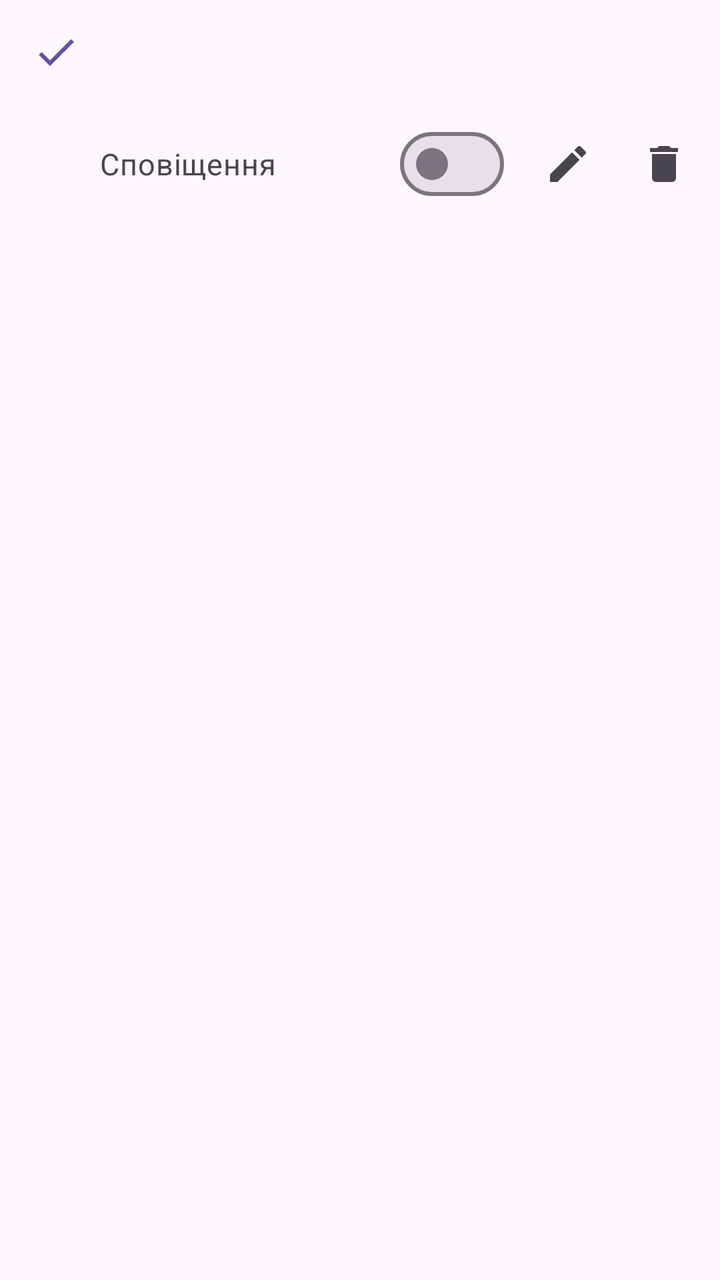
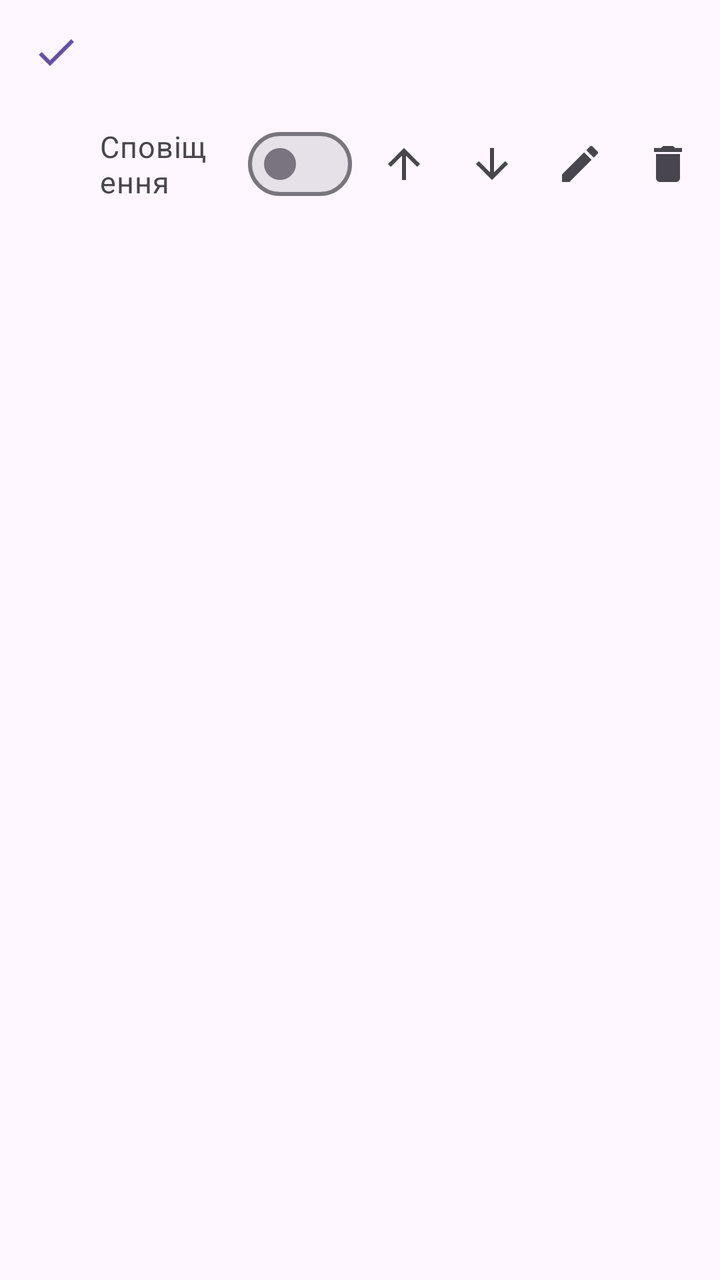

Screens rendered from an Android XML layout before and after an edit, with the pre-edit source and the edit as a unified diff.
<!-- AndroidManifest.xml: application theme AppTheme -->
<!-- res/layout/item_address.xml -->
<?xml version="1.0" encoding="utf-8"?>
<LinearLayout xmlns:android="http://schemas.android.com/apk/res/android"
    android:layout_width="match_parent"
    android:layout_height="wrap_content"
    android:background="?attr/selectableItemBackground"
    android:orientation="vertical"
    android:paddingStart="16dp"
    android:paddingTop="12dp"
    android:paddingEnd="4dp"
    android:paddingBottom="4dp">

    
    <LinearLayout
        android:layout_width="match_parent"
        android:layout_height="wrap_content"
        android:orientation="horizontal">

        <ImageView
            android:id="@+id/a_check"
            android:layout_width="24dp"
            android:layout_height="24dp"
            android:layout_marginTop="2dp"
            android:layout_marginEnd="10dp"
            android:contentDescription="Показано на головному екрані"
            android:src="@drawable/ic_check"
            android:tint="?attr/colorPrimary" />

        <LinearLayout
            android:layout_width="0dp"
            android:layout_height="wrap_content"
            android:layout_marginEnd="12dp"
            android:layout_weight="1"
            android:orientation="vertical">

            <TextView
                android:id="@+id/a_title"
                android:layout_width="match_parent"
                android:layout_height="wrap_content"
                android:fontFamily="sans-serif-medium"
                android:textColor="?attr/colorOnSurface"
                android:textSize="19sp" />

            <TextView
                android:id="@+id/a_sub"
                android:layout_width="match_parent"
                android:layout_height="wrap_content"
                android:textColor="?attr/colorOnSurfaceVariant"
                android:textSize="15sp" />
        </LinearLayout>
    </LinearLayout>

    
    <LinearLayout
        android:layout_width="match_parent"
        android:layout_height="wrap_content"
        android:gravity="center_vertical"
        android:orientation="horizontal">

        <com.google.android.material.materialswitch.MaterialSwitch
            android:id="@+id/a_notify"
            android:layout_width="0dp"
            android:layout_height="wrap_content"
            android:layout_marginStart="34dp"
            android:layout_weight="1"
            android:minHeight="48dp"
            android:text="Сповіщення"
            android:textColor="?attr/colorOnSurfaceVariant"
            android:textSize="15sp" />

        <ImageButton
            android:id="@+id/a_edit"
            android:layout_width="48dp"
            android:layout_height="48dp"
            android:layout_marginStart="8dp"
            android:background="?attr/selectableItemBackgroundBorderless"
            android:contentDescription="Редагувати назву й адресу"
            android:src="@drawable/ic_edit"
            android:tint="?attr/colorOnSurfaceVariant" />

        <ImageButton
            android:id="@+id/a_delete"
            android:layout_width="48dp"
            android:layout_height="48dp"
            android:background="?attr/selectableItemBackgroundBorderless"
            android:contentDescription="Видалити адресу"
            android:src="@drawable/ic_delete"
            android:tint="?attr/colorOnSurfaceVariant" />
    </LinearLayout>
</LinearLayout>
<!-- resources referenced by this layout -->
<resources>
  <!-- drawable ic_check (drawable) -->
  <?xml version="1.0" encoding="utf-8"?>
  <vector xmlns:android="http://schemas.android.com/apk/res/android"
      android:width="24dp"
      android:height="24dp"
      android:viewportWidth="24"
      android:viewportHeight="24">
      <path android:fillColor="#FF000000" android:pathData="M9,16.17L4.83,12l-1.42,1.41L9,19 21,7l-1.41,-1.41z" />
  </vector>
  <!-- drawable ic_delete (drawable) -->
  <?xml version="1.0" encoding="utf-8"?>
  <vector xmlns:android="http://schemas.android.com/apk/res/android"
      android:width="24dp"
      android:height="24dp"
      android:viewportWidth="24"
      android:viewportHeight="24">
      <path android:fillColor="#FF000000" android:pathData="M6,19c0,1.1 0.9,2 2,2h8c1.1,0 2,-0.9 2,-2V7H6v12zM19,4h-3.5l-1,-1h-5l-1,1H5v2h14V4z" />
  </vector>
  <!-- drawable ic_edit (drawable) -->
  <?xml version="1.0" encoding="utf-8"?>
  <vector xmlns:android="http://schemas.android.com/apk/res/android"
      android:width="24dp"
      android:height="24dp"
      android:viewportWidth="24"
      android:viewportHeight="24">
      <path android:fillColor="#FF000000" android:pathData="M3,17.25V21h3.75L17.81,9.94l-3.75,-3.75L3,17.25zM20.71,7.04c0.39,-0.39 0.39,-1.02 0,-1.41l-2.34,-2.34c-0.39,-0.39 -1.02,-0.39 -1.41,0l-1.83,1.83 3.75,3.75 1.83,-1.83z" />
  </vector>
  <style name="AppTheme" parent="Theme.Material3.DayNight.NoActionBar">
          <item name="android:statusBarColor">?attr/colorSurface</item>
          <item name="android:windowLightStatusBar">@bool/light_bars</item>
      </style>
</resources>

<!-- the commit's change to res/layout/item_address.xml (unified diff, before → after) -->
@@ -1,4 +1,5 @@
 <?xml version="1.0" encoding="utf-8"?>
+
 <LinearLayout xmlns:android="http://schemas.android.com/apk/res/android"
     android:layout_width="match_parent"
     android:layout_height="wrap_content"
@@ -61,6 +62,7 @@
             android:layout_width="0dp"
             android:layout_height="wrap_content"
             android:layout_marginStart="34dp"
+            android:layout_marginEnd="4dp"
             android:layout_weight="1"
             android:minHeight="48dp"
             android:text="Сповіщення"
@@ -68,10 +70,27 @@
             android:textSize="15sp" />
 
         <ImageButton
+            android:id="@+id/a_up"
+            android:layout_width="44dp"
+            android:layout_height="48dp"
+            android:background="?attr/selectableItemBackgroundBorderless"
+            android:contentDescription="Перемістити вище"
+            android:src="@drawable/ic_arrow_up"
+            android:tint="?attr/colorOnSurfaceVariant" />
+
+        <ImageButton
+            android:id="@+id/a_down"
+            android:layout_width="44dp"
+            android:layout_height="48dp"
+            android:background="?attr/selectableItemBackgroundBorderless"
+            android:contentDescription="Перемістити нижче"
+            android:src="@drawable/ic_arrow_down"
+            android:tint="?attr/colorOnSurfaceVariant" />
+
+        <ImageButton
             android:id="@+id/a_edit"
-            android:layout_width="48dp"
+            android:layout_width="44dp"
             android:layout_height="48dp"
-            android:layout_marginStart="8dp"
             android:background="?attr/selectableItemBackgroundBorderless"
             android:contentDescription="Редагувати назву й адресу"
             android:src="@drawable/ic_edit"
@@ -79,7 +98,7 @@
 
         <ImageButton
             android:id="@+id/a_delete"
-            android:layout_width="48dp"
+            android:layout_width="44dp"
             android:layout_height="48dp"
             android:background="?attr/selectableItemBackgroundBorderless"
             android:contentDescription="Видалити адресу"
<!-- resource entries referenced after the edit -->
@@ -1,5 +1,23 @@
 <!-- resources referenced by this layout -->
 <resources>
+  <!-- drawable ic_arrow_down (drawable) -->
+  <?xml version="1.0" encoding="utf-8"?>
+  <vector xmlns:android="http://schemas.android.com/apk/res/android"
+      android:width="24dp"
+      android:height="24dp"
+      android:viewportWidth="24"
+      android:viewportHeight="24">
+      <path android:fillColor="#FF000000" android:pathData="M20,12l-1.41,-1.41L13,16.17V4h-2v12.17l-5.58,-5.59L4,12l8,8 8,-8z" />
+  </vector>
+  <!-- drawable ic_arrow_up (drawable) -->
+  <?xml version="1.0" encoding="utf-8"?>
+  <vector xmlns:android="http://schemas.android.com/apk/res/android"
+      android:width="24dp"
+      android:height="24dp"
+      android:viewportWidth="24"
+      android:viewportHeight="24">
+      <path android:fillColor="#FF000000" android:pathData="M4,12l1.41,1.41L11,7.83V20h2V7.83l5.58,5.59L20,12l-8,-8 -8,8z" />
+  </vector>
   <!-- drawable ic_check (drawable) -->
   <?xml version="1.0" encoding="utf-8"?>
   <vector xmlns:android="http://schemas.android.com/apk/res/android"
